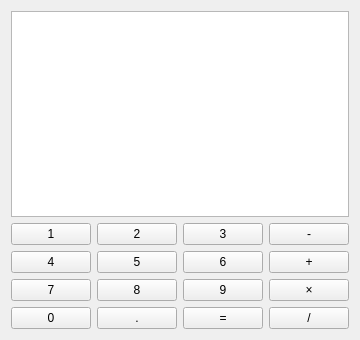
gwt805/calcu, file jisuanqi.ui: the form before one commit.
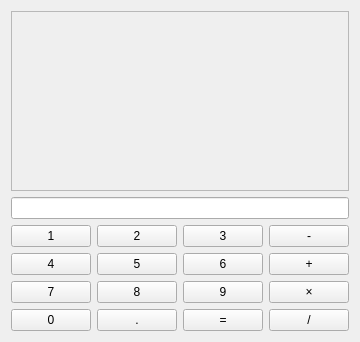
The form after the commit.

```diff
--- a/jisuanqi.ui
+++ b/jisuanqi.ui
@@ -7,7 +7,7 @@
     <x>0</x>
     <y>0</y>
     <width>358</width>
-    <height>340</height>
+    <height>342</height>
    </rect>
   </property>
   <property name="sizePolicy">
@@ -25,131 +25,135 @@
      <property name="sizeConstraint">
       <enum>QLayout::SetNoConstraint</enum>
      </property>
-     <item row="0" column="0" colspan="4">
-      <widget class="QTextEdit" name="textEdit">
-       <property name="sizePolicy">
-        <sizepolicy hsizetype="Preferred" vsizetype="Preferred">
-         <horstretch>0</horstretch>
-         <verstretch>0</verstretch>
-        </sizepolicy>
-       </property>
-       <property name="mouseTracking">
-        <bool>true</bool>
+     <property name="spacing">
+      <number>6</number>
+     </property>
+     <item row="1" column="0" colspan="4">
+      <widget class="QLineEdit" name="lineEdit">
+       <property name="styleSheet">
+        <string notr="true"/>
        </property>
       </widget>
      </item>
-     <item row="2" column="1">
+     <item row="3" column="1">
       <widget class="QPushButton" name="pushButton_4">
        <property name="text">
         <string>5</string>
        </property>
       </widget>
      </item>
-     <item row="3" column="0">
+     <item row="4" column="0">
       <widget class="QPushButton" name="pushButton_2">
        <property name="text">
         <string>7</string>
        </property>
       </widget>
      </item>
-     <item row="2" column="3">
+     <item row="3" column="3">
       <widget class="QPushButton" name="pushButton_6">
        <property name="text">
         <string>+</string>
        </property>
       </widget>
      </item>
-     <item row="2" column="0">
+     <item row="3" column="0">
       <widget class="QPushButton" name="pushButton_3">
        <property name="text">
         <string>4</string>
        </property>
       </widget>
      </item>
-     <item row="2" column="2">
+     <item row="3" column="2">
       <widget class="QPushButton" name="pushButton_5">
        <property name="text">
         <string>6</string>
        </property>
       </widget>
      </item>
-     <item row="1" column="0">
+     <item row="2" column="0">
       <widget class="QPushButton" name="pushButton">
        <property name="text">
         <string>1</string>
        </property>
       </widget>
      </item>
-     <item row="1" column="1">
+     <item row="2" column="1">
       <widget class="QPushButton" name="pushButton_7">
        <property name="text">
         <string>2</string>
        </property>
       </widget>
      </item>
-     <item row="1" column="2">
+     <item row="2" column="2">
       <widget class="QPushButton" name="pushButton_8">
        <property name="text">
         <string>3</string>
        </property>
       </widget>
      </item>
-     <item row="1" column="3">
+     <item row="2" column="3">
       <widget class="QPushButton" name="pushButton_9">
        <property name="text">
         <string>-</string>
        </property>
       </widget>
      </item>
-     <item row="3" column="1">
+     <item row="4" column="1">
       <widget class="QPushButton" name="pushButton_10">
        <property name="text">
         <string>8</string>
        </property>
       </widget>
      </item>
-     <item row="3" column="3">
+     <item row="4" column="3">
       <widget class="QPushButton" name="pushButton_12">
        <property name="text">
         <string>×</string>
        </property>
       </widget>
      </item>
-     <item row="3" column="2">
+     <item row="4" column="2">
       <widget class="QPushButton" name="pushButton_11">
        <property name="text">
         <string>9</string>
        </property>
       </widget>
      </item>
-     <item row="4" column="0">
+     <item row="5" column="0">
       <widget class="QPushButton" name="pushButton_13">
        <property name="text">
         <string>0</string>
        </property>
       </widget>
      </item>
-     <item row="4" column="1">
+     <item row="5" column="1">
       <widget class="QPushButton" name="pushButton_14">
        <property name="text">
         <string>.</string>
        </property>
       </widget>
      </item>
-     <item row="4" column="2">
+     <item row="5" column="2">
       <widget class="QPushButton" name="pushButton_15">
        <property name="text">
         <string>=</string>
        </property>
       </widget>
      </item>
-     <item row="4" column="3">
+     <item row="5" column="3">
       <widget class="QPushButton" name="pushButton_16">
        <property name="text">
         <string>/</string>
        </property>
       </widget>
      </item>
+     <item row="0" column="0" colspan="4">
+      <widget class="QTextEdit" name="textEdit">
+       <property name="enabled">
+        <bool>false</bool>
+       </property>
+      </widget>
+     </item>
     </layout>
    </item>
   </layout>
```
